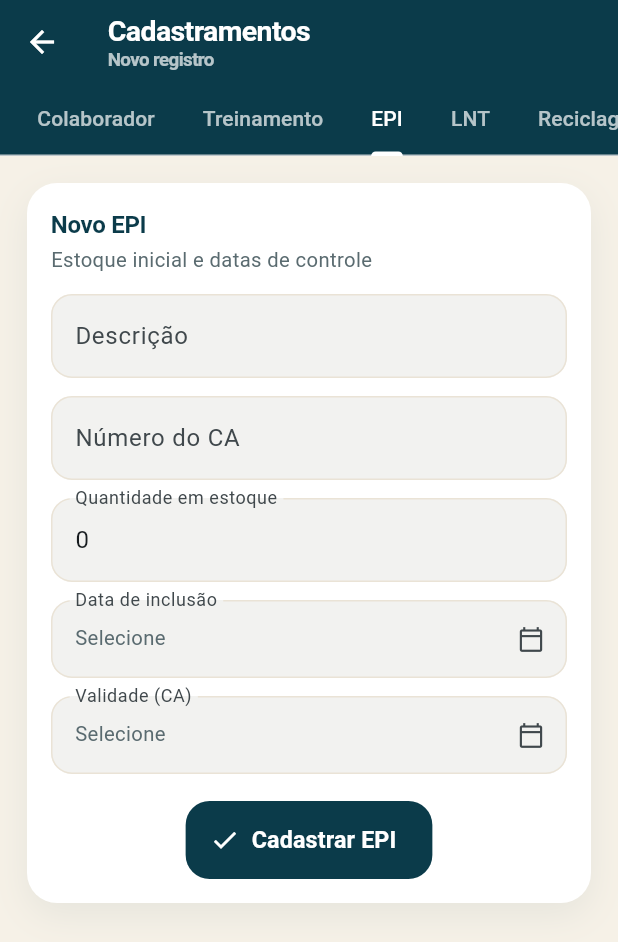
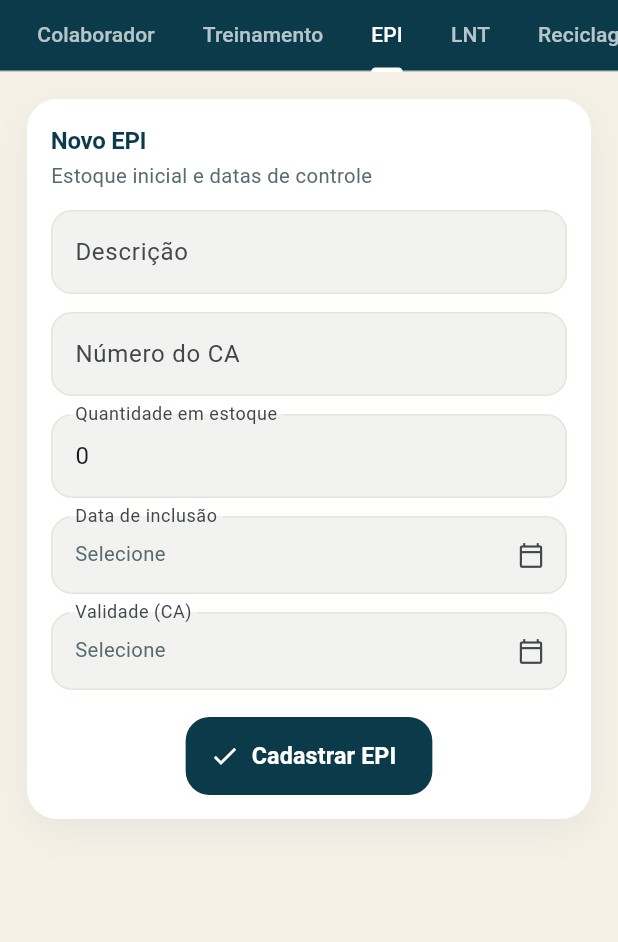
Before and after one commit to marciocoelho1/projeto_integrador, a Flutter app: the EpisScreen screen opened directly with empty values, after a tap on the "add box" icon, on a phone screen of 412 x 824 dp. Shown: the top 942 px of the screen. Run offline on Flutter 3.47's test engine with Material 3 defaults, Android fonts, the phone set to English and light mode, and no system bars; our stand-ins replace file_picker, shared_preferences; accounts and stored records are empty; network calls fail.

Commit message:
fix(mobile): conserta o Sair e elimina o titulo duplicado no cabecalho
Sair nao deslogava (relatado no perfil colaborador):

  _sair() chamava pushReplacementNamed('/') com o menu lateral ainda aberto.
  O Navigator.pop do drawer consumia a troca de rota, entao a sessao era
  apagada mas a tela continuava a mesma — o colaborador seguia na Area do
  Colaborador, logado do ponto de vista dele.

  Agora o drawer fecha primeiro, e a troca usa pushAndRemoveUntil com a
  LoginScreen, o que limpa a pilha inteira em vez de trocar so o topo.

Titulo duplicado:

  Cada tela renderiza seu proprio SgsstScaffold e a casca desenha um cabecalho
  por cima. Em Colaboradores o texto aparecia tres vezes: no cabecalho da
  casca, no AppBar da tela e na barra inferior.

  O SgsstScaffold ganhou o modo embutido, ligado nas oito telas que rodam
  dentro da casca. Nele o cabecalho da casca passa a ser o unico: mostra
  titulo e subtitulo em duas linhas, com o botao de menu a esquerda e o seletor
  de telas a direita. O subtitulo de cada tela vem de subtituloDaTela(), em
  menu_sgsst.dart, na mesma linha do que ja existia para atalhos e itens.

  As acoes das telas (Cadastrar colaborador, Registrar entrega, Cadastrar EPI,
  Exportar Matriz) ficariam invisiveis nesse modo. O scaffold embutido passou a
  desenhar uma faixa de acoes logo abaixo do cabecalho, alinhada a direita,
  entao nenhuma acao se perdeu.

Validacao no emulador, tela por tela: Colaboradores, EPIs, Configuracoes,
Matriz de Treinamentos, Cadastramentos, Importacao em Massa e Ajuda e Suporte
mostram o titulo uma unica vez, com subtitulo, acoes e botao Voltar quando a
tela esta fora da barra inferior. Sair funciona nos dois perfis.

25 testes passando, incluindo dois novos:
  - "Sair encerra a sessao e leva para o login"
  - "o titulo da tela aparece uma unica vez no cabecalho"
flutter analyze sem avisos novos.

```diff
--- a/mobile/lib/screens/ajuda_suporte_screen.dart
+++ b/mobile/lib/screens/ajuda_suporte_screen.dart
@@ -109,6 +109,7 @@ class _AjudaSuporteScreenState extends State<AjudaSuporteScreen> {
   @override
   Widget build(BuildContext context) {
     return SgsstScaffold(
+      embutido: true,
       titulo: 'Ajuda e Suporte',
       subtitulo: 'Chamados de ajuda e erros',
       child: RefreshIndicator(
--- a/mobile/lib/screens/area_colaborador_screen.dart
+++ b/mobile/lib/screens/area_colaborador_screen.dart
@@ -104,6 +104,7 @@ class _AreaColaboradorScreenState extends State<AreaColaboradorScreen> {
   @override
   Widget build(BuildContext context) {
     return SgsstScaffold(
+      embutido: true,
       titulo: 'Área do Colaborador',
       subtitulo: widget.auth.sessao?.nomeCompleto ?? '',
       child: RefreshIndicator(
--- a/mobile/lib/screens/cadastramentos_screen.dart
+++ b/mobile/lib/screens/cadastramentos_screen.dart
@@ -46,6 +46,7 @@ class _CadastramentosScreenState extends State<CadastramentosScreen>
   @override
   Widget build(BuildContext context) {
     return SgsstScaffold(
+      embutido: true,
       titulo: 'Cadastramentos',
       subtitulo: 'Novo registro',
       child: Column(
--- a/mobile/lib/screens/colaboradores_screen.dart
+++ b/mobile/lib/screens/colaboradores_screen.dart
@@ -145,6 +145,7 @@ class _ColaboradoresScreenState extends State<ColaboradoresScreen> {
   @override
   Widget build(BuildContext context) {
     return SgsstScaffold(
+      embutido: true,
       titulo: 'Colaboradores',
       subtitulo: 'Equipe e Matriz de SST',
       acao: IconButton(
--- a/mobile/lib/screens/configuracoes_screen.dart
+++ b/mobile/lib/screens/configuracoes_screen.dart
@@ -291,6 +291,7 @@ class _ConfiguracoesScreenState extends State<ConfiguracoesScreen> {
   @override
   Widget build(BuildContext context) {
     return SgsstScaffold(
+      embutido: true,
       titulo: 'Configurações',
       subtitulo: 'Acessos, parâmetros e auditoria',
       child: Column(
--- a/mobile/lib/screens/epis_screen.dart
+++ b/mobile/lib/screens/epis_screen.dart
@@ -221,6 +221,7 @@ class _EpisScreenState extends State<EpisScreen> {
   @override
   Widget build(BuildContext context) {
     return SgsstScaffold(
+      embutido: true,
       titulo: 'EPIs',
       subtitulo: 'Estoque e entregas',
       acoes: [
--- a/mobile/lib/screens/importacao_massa_screen.dart
+++ b/mobile/lib/screens/importacao_massa_screen.dart
@@ -468,6 +468,7 @@ class _ImportacaoMassaScreenState extends State<ImportacaoMassaScreen> {
     final resultado = _resultado;
 
     return SgsstScaffold(
+      embutido: true,
       titulo: 'Importação em Massa',
       subtitulo: 'Planilha CSV (Excel exportado em CSV)',
       child: ListView(
--- a/mobile/lib/screens/matriz_treinamento_screen.dart
+++ b/mobile/lib/screens/matriz_treinamento_screen.dart
@@ -372,6 +372,7 @@ class _MatrizTreinamentoScreenState extends State<MatrizTreinamentoScreen> {
   @override
   Widget build(BuildContext context) {
     return SgsstScaffold(
+      embutido: true,
       titulo: 'Matriz de Treinamentos',
       subtitulo: 'LNT, certificações e reciclagens',
       // Mesma acao "Exportar Matriz" do web.
--- a/mobile/lib/widgets/sgsst_scaffold.dart
+++ b/mobile/lib/widgets/sgsst_scaffold.dart
@@ -13,6 +13,7 @@ class SgsstScaffold extends StatelessWidget {
     this.acao,
     this.acoes,
     this.floatingActionButton,
+    this.embutido = false,
   });
 
   final String titulo;
@@ -22,8 +23,39 @@ class SgsstScaffold extends StatelessWidget {
   final List<Widget>? acoes;
   final Widget? floatingActionButton;
 
+  /// Quando a tela aparece dentro da casca (`MainScreen`), quem desenha o
+  /// titulo, o botao de menu e as acoes e o cabecalho da casca. Nesse caso o
+  /// scaffold devolve so o corpo, mais o FAB — antes as duas barras apareciam
+  /// empilhadas e o titulo era repetido ao lado do menu.
+  final bool embutido;
+
   @override
   Widget build(BuildContext context) {
+    if (embutido) {
+      // Barra de acoes propria da tela, abaixo do cabecalho da casca: mantem
+      // "Cadastrar" e "Exportar" acessiveis sem repetir titulo nem menu.
+      final temAcoes = acao != null || (acoes?.isNotEmpty ?? false);
+      return Scaffold(
+        backgroundColor: AppCores.areia,
+        floatingActionButton: floatingActionButton,
+        body: Column(
+          children: [
+            if (temAcoes)
+              Container(
+                width: double.infinity,
+                color: Colors.white,
+                padding: const EdgeInsets.symmetric(horizontal: 8, vertical: 2),
+                child: Row(
+                  mainAxisAlignment: MainAxisAlignment.end,
+                  children: [?acao, ...?acoes],
+                ),
+              ),
+            if (temAcoes) const Divider(height: 1, color: AppCores.hairline),
+            Expanded(child: child),
+          ],
+        ),
+      );
+    }
     return Scaffold(
       backgroundColor: AppCores.areia,
       appBar: AppBar(
```
Also changed, not shown: mobile/lib/screens/main_screen.dart (+39 -2 lines), mobile/lib/screens/menu_sgsst.dart (+16 -0 lines), 1 other file.
